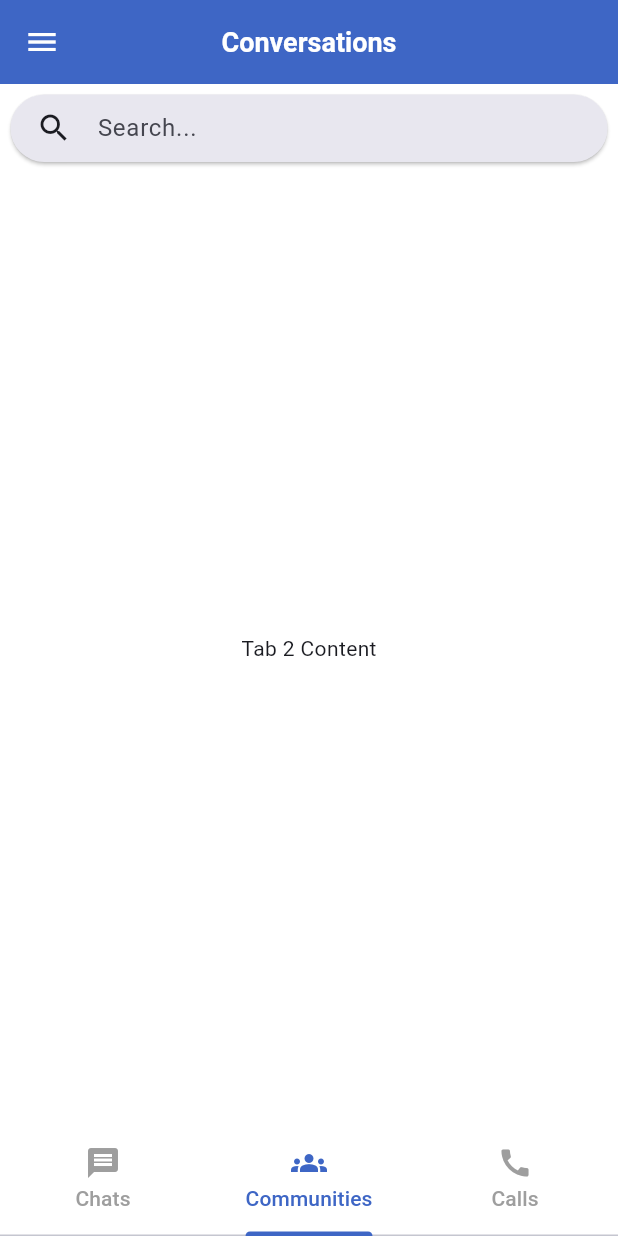
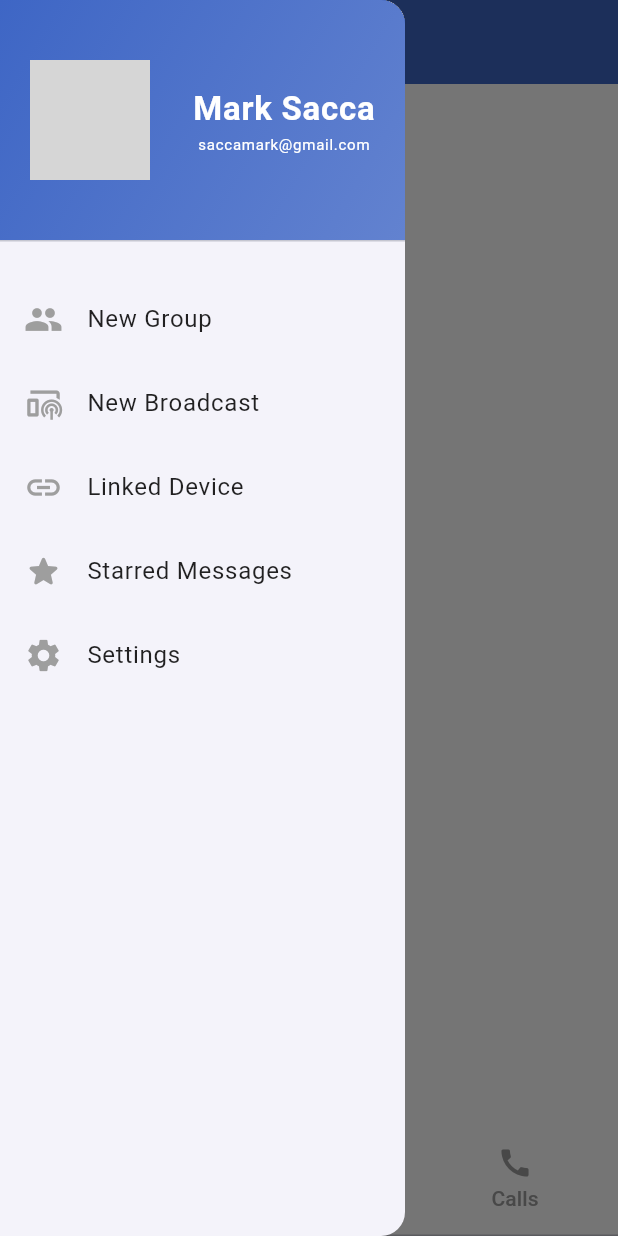
Before and after one commit to lahotimohit/tchat-frontend, a Flutter app: the HomeMainScreen screen opened directly, item 2 of the bottom bar chosen, with the side drawer open (before the commit the screen has no drawer), on a phone screen of 412 x 824 dp. Run offline on Flutter 3.47's test engine with Material 3 defaults, Android fonts, the phone set to English and light mode, and no system bars; our stand-ins replace flutter_carousel_widget, google_fonts, image_picker, lottie; network calls fail; grey boxes are pictures that could not be loaded.

Commit message:
Created drawer for main home screen

```diff
--- a/lib/home/screen/main.dart
+++ b/lib/home/screen/main.dart
@@ -1,4 +1,5 @@
 import 'package:flutter/material.dart';
+import 'package:tchat_frontend/home/widget/drawer.dart';
 import 'package:tchat_frontend/home/widget/messages_tab.dart';
 
 class HomeMainScreen extends StatefulWidget {
@@ -17,27 +18,17 @@ class _HomeMainScreen extends State<HomeMainScreen> {
       child: Scaffold(
         appBar: AppBar(
           backgroundColor: Theme.of(context).colorScheme.primary,
-          leading: Icon(Icons.menu, color: Theme.of(context).colorScheme.surface,),
           centerTitle: true,
           title: Text("Conversations",
           style: TextStyle(color: Theme.of(context).colorScheme.surface, fontSize: 18, fontWeight: FontWeight.w600),),
+          iconTheme: IconThemeData(color: Theme.of(context).colorScheme.surface),
         ),
+        drawer: SizedBox(
+          width: 270,
+          child: MainDrawer()),
         body: SafeArea(
           child: Column(
             children: [
-              // Search Bar
-              Container(
-                margin: const EdgeInsets.all(7),
-                height: 45,
-                child: SearchBar(
-                  hintText: "Search...",
-                  elevation: const WidgetStatePropertyAll(1),
-                  leading: const Icon(Icons.search),
-                  padding: WidgetStateProperty.all<EdgeInsetsGeometry>(
-                    const EdgeInsets.symmetric(horizontal: 17, vertical: 2),
-                  ),
-                ),
-              ),
               Expanded(
                 child: TabBarView(
                   children: [
--- /dev/null
+++ b/lib/home/widget/drawer.dart
@@ -0,0 +1,62 @@
+import 'package:flutter/material.dart';
+
+class MainDrawer extends StatelessWidget {
+  const MainDrawer({super.key});
+
+  @override
+  Widget build(BuildContext context) {
+    return Drawer(
+      child: Column(children: [
+        DrawerHeader(
+          padding: const EdgeInsets.all(20),
+          decoration: BoxDecoration(
+                  gradient: LinearGradient(colors: [
+                Theme.of(context).colorScheme.primary,
+                Theme.of(context).colorScheme.primary.withOpacity(0.8)
+              ], begin: Alignment.topLeft, end: Alignment.bottomRight)),
+              child: Row(
+                mainAxisAlignment: MainAxisAlignment.spaceBetween,
+                children: [
+                  CircleAvatar(
+                    backgroundImage: NetworkImage("https://cdn.pixabay.com/photo/2019/08/28/17/17/girl-4437225_640.jpg",),
+                    radius: 40,
+                  ),
+                  Column(
+                    mainAxisAlignment: MainAxisAlignment.center,
+                    children: [
+                    Text("Mark Sacca", style: TextStyle(color: Theme.of(context).colorScheme.surface, fontSize: 22, fontWeight: FontWeight.w600),),
+                    Text("saccamark@gmail.com", style: TextStyle(fontSize: 10, color: Theme.of(context).colorScheme.surface),)
+                  ],)
+                ],
+              )
+        ),
+        const SizedBox(height: 16,),
+        ListTile(
+          leading: Icon(Icons.group, color: Colors.grey ,size: 26),
+          title: Text("New Group", style: TextStyle(color: Colors.black87),),
+          onTap: () {},
+        ),
+         ListTile(
+          leading: Icon(Icons.broadcast_on_home, color: Colors.grey ,size: 26),
+          title: Text("New Broadcast", style: TextStyle(color: Colors.black87),),
+          onTap: () {},
+        ),
+         ListTile(
+          leading: Icon(Icons.link, color: Colors.grey ,size: 26),
+          title: Text("Linked Device", style: TextStyle(color: Colors.black87),),
+          onTap: () {},
+        ),
+         ListTile(
+          leading: Icon(Icons.star_rounded, color: Colors.grey ,size: 26),
+          title: Text("Starred Messages", style: TextStyle(color: Colors.black87),),
+          onTap: () {},
+        ),
+         ListTile(
+          leading: Icon(Icons.settings, color: Colors.grey ,size: 26),
+          title: Text("Settings", style: TextStyle(color: Colors.black87),),
+          onTap: () {},
+        )
+      ],),
+    );
+  }
+}
```
